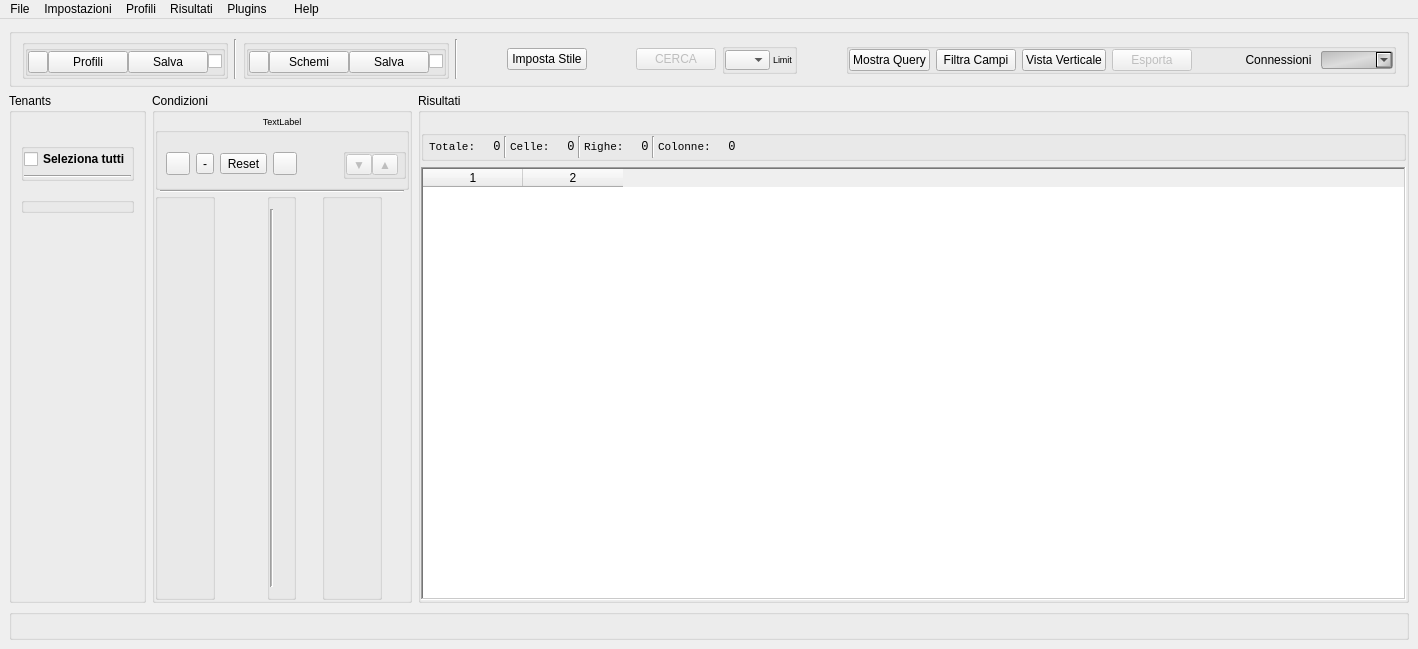
The window that main/source/UI/mainwindow.ui (trallallero/sql_mate) describes before a commit, drawn with Qt 5.
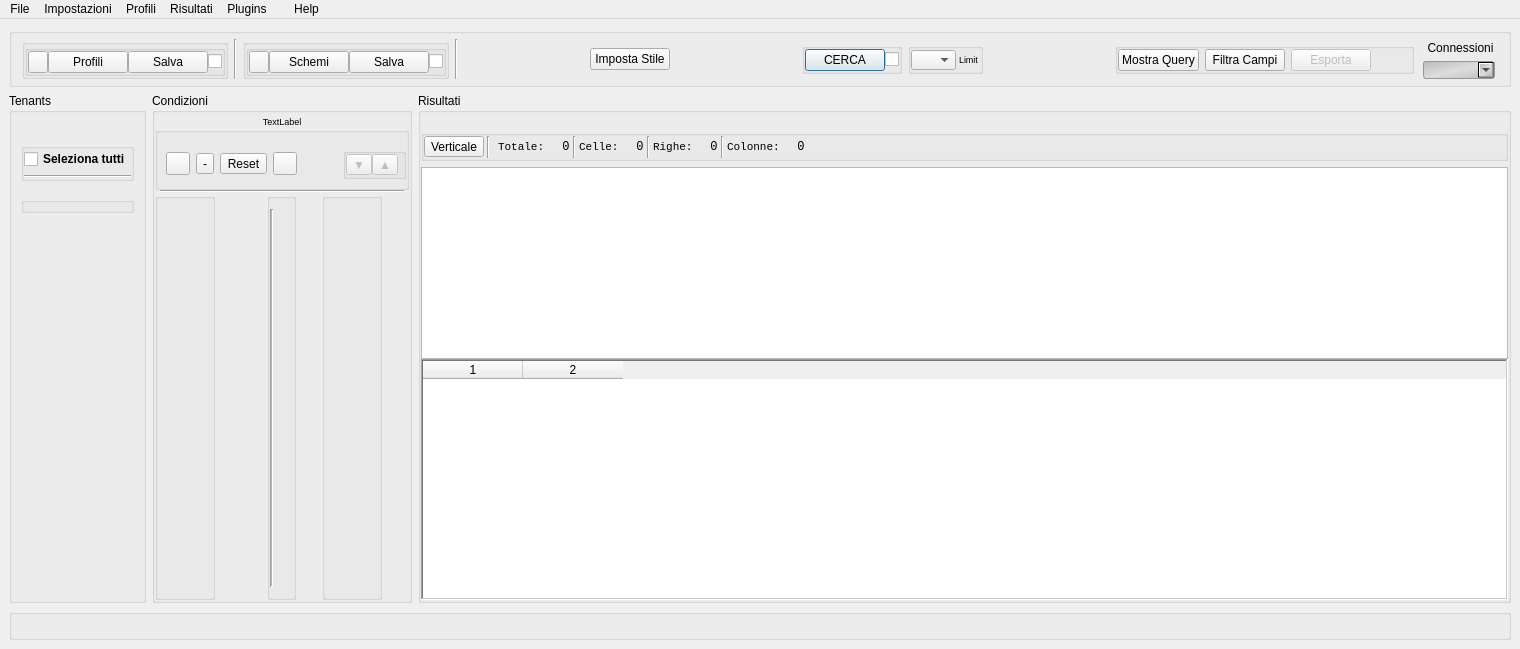
The same window after the commit. Icons and pictures are not drawn. Custom widgets are drawn as their Qt base class.

Commit message: Added QTableView for sql/model use Removed double tabelwidget code in selectfromtable plugin Cleaned code

What changed in the file:
```diff
--- a/main/source/UI/mainwindow.ui
+++ b/main/source/UI/mainwindow.ui
@@ -6,7 +6,7 @@
    <rect>
     <x>0</x>
     <y>0</y>
-    <width>1418</width>
+    <width>1520</width>
     <height>649</height>
    </rect>
   </property>
@@ -85,7 +85,7 @@
            <rect>
             <x>0</x>
             <y>0</y>
-            <width>998</width>
+            <width>1100</width>
             <height>435</height>
            </rect>
           </property>
@@ -108,6 +108,16 @@
            <property name="bottomMargin">
             <number>0</number>
            </property>
+           <item>
+            <widget class="TableView" name="tableView">
+             <property name="sizePolicy">
+              <sizepolicy hsizetype="MinimumExpanding" vsizetype="MinimumExpanding">
+               <horstretch>0</horstretch>
+               <verstretch>0</verstretch>
+              </sizepolicy>
+             </property>
+            </widget>
+           </item>
            <item>
             <widget class="TableWidget" name="tableWidgetResult">
              <property name="sizePolicy">
@@ -172,6 +182,23 @@
           <property name="bottomMargin">
            <number>0</number>
           </property>
+          <item>
+           <widget class="QToolButton" name="toolButtonSwitchView">
+            <property name="cursor">
+             <cursorShape>PointingHandCursor</cursorShape>
+            </property>
+            <property name="text">
+             <string>Verticale</string>
+            </property>
+           </widget>
+          </item>
+          <item>
+           <widget class="Line" name="lineResultDetails_0">
+            <property name="orientation">
+             <enum>Qt::Vertical</enum>
+            </property>
+           </widget>
+          </item>
           <item>
            <widget class="QLabel" name="labelResult">
             <property name="sizePolicy">
@@ -1093,9 +1120,36 @@
         </spacer>
        </item>
        <item>
-        <widget class="QPushButton" name="pushButtonSearch">
+        <widget class="QGroupBox" name="groupBoxZeroInnerSearch">
+         <property name="sizePolicy">
+          <sizepolicy hsizetype="Preferred" vsizetype="Maximum">
+           <horstretch>0</horstretch>
+           <verstretch>0</verstretch>
+          </sizepolicy>
+         </property>
+         <property name="title">
+          <string/>
+         </property>
+         <layout class="QHBoxLayout" name="horizontalLayout_5">
+          <property name="spacing">
+           <number>0</number>
+          </property>
+          <property name="leftMargin">
+           <number>0</number>
+          </property>
+          <property name="topMargin">
+           <number>0</number>
+          </property>
+          <property name="rightMargin">
+           <number>0</number>
+          </property>
+          <property name="bottomMargin">
+           <number>0</number>
+          </property>
+          <item>
+           <widget class="QPushButton" name="pushButtonZeroSearch">
          <property name="enabled">
-          <bool>false</bool>
+             <bool>true</bool>
          </property>
          <property name="sizePolicy">
           <sizepolicy hsizetype="Maximum" vsizetype="Fixed">
@@ -1115,6 +1169,22 @@
         </widget>
        </item>
        <item>
+           <widget class="QCheckBox" name="checkBoxZeroSearch">
+            <property name="cursor">
+             <cursorShape>PointingHandCursor</cursorShape>
+            </property>
+            <property name="toolTip">
+             <string>Aggiungi ai risultati</string>
+            </property>
+            <property name="text">
+             <string/>
+            </property>
+           </widget>
+          </item>
+         </layout>
+        </widget>
+       </item>
+       <item>
         <widget class="QGroupBox" name="groupBoxZero">
          <property name="sizePolicy">
           <sizepolicy hsizetype="Maximum" vsizetype="Maximum">
@@ -1306,22 +1376,6 @@
             </property>
            </widget>
           </item>
-          <item>
-           <widget class="QPushButton" name="pushButtonSwitchView">
-            <property name="sizePolicy">
-             <sizepolicy hsizetype="Maximum" vsizetype="Fixed">
-              <horstretch>0</horstretch>
-              <verstretch>0</verstretch>
-             </sizepolicy>
-            </property>
-            <property name="cursor">
-             <cursorShape>PointingHandCursor</cursorShape>
-            </property>
-            <property name="text">
-             <string>Vista Verticale</string>
-            </property>
-           </widget>
-          </item>
           <item>
            <widget class="QPushButton" name="pushButtonExportResult">
             <property name="enabled">
@@ -1354,8 +1408,11 @@
             </property>
            </spacer>
           </item>
+         </layout>
+        </widget>
+       </item>
           <item>
-           <widget class="QGroupBox" name="groupBoxConnection">
+        <widget class="QGroupBox" name="groupBoxZeroConnection">
             <property name="sizePolicy">
              <sizepolicy hsizetype="Maximum" vsizetype="Maximum">
               <horstretch>0</horstretch>
@@ -1370,7 +1427,7 @@
             <property name="title">
              <string/>
             </property>
-            <layout class="QHBoxLayout" name="horizontalLayout_3">
+         <layout class="QVBoxLayout" name="verticalLayout_4">
              <property name="spacing">
               <number>5</number>
              </property>
@@ -1388,6 +1445,15 @@
              </property>
              <item>
               <widget class="QToolButton" name="toolButtonConnections">
+            <property name="sizePolicy">
+             <sizepolicy hsizetype="MinimumExpanding" vsizetype="Fixed">
+              <horstretch>0</horstretch>
+              <verstretch>0</verstretch>
+             </sizepolicy>
+            </property>
+            <property name="cursor">
+             <cursorShape>PointingHandCursor</cursorShape>
+            </property>
                <property name="text">
                 <string>Connessioni</string>
                </property>
@@ -1419,9 +1485,6 @@
          </layout>
         </widget>
        </item>
-      </layout>
-     </widget>
-    </item>
     <item row="1" column="0">
      <widget class="QGroupBox" name="groupBoxTenants">
       <property name="sizePolicy">
@@ -1597,7 +1660,7 @@
     <rect>
      <x>0</x>
      <y>0</y>
-     <width>1418</width>
+     <width>1520</width>
      <height>21</height>
     </rect>
    </property>
@@ -1755,6 +1818,11 @@
    <extends>QPushButton</extends>
    <header location="global">pushbutton.h</header>
   </customwidget>
+  <customwidget>
+   <class>TableView</class>
+   <extends>QTableView</extends>
+   <header location="global">tableview.h</header>
+  </customwidget>
  </customwidgets>
  <resources>
   <include location="../../resources.qrc"/>
```
Lines whose indentation alone changed are shown as unchanged. The commit also changes 23 other files.
